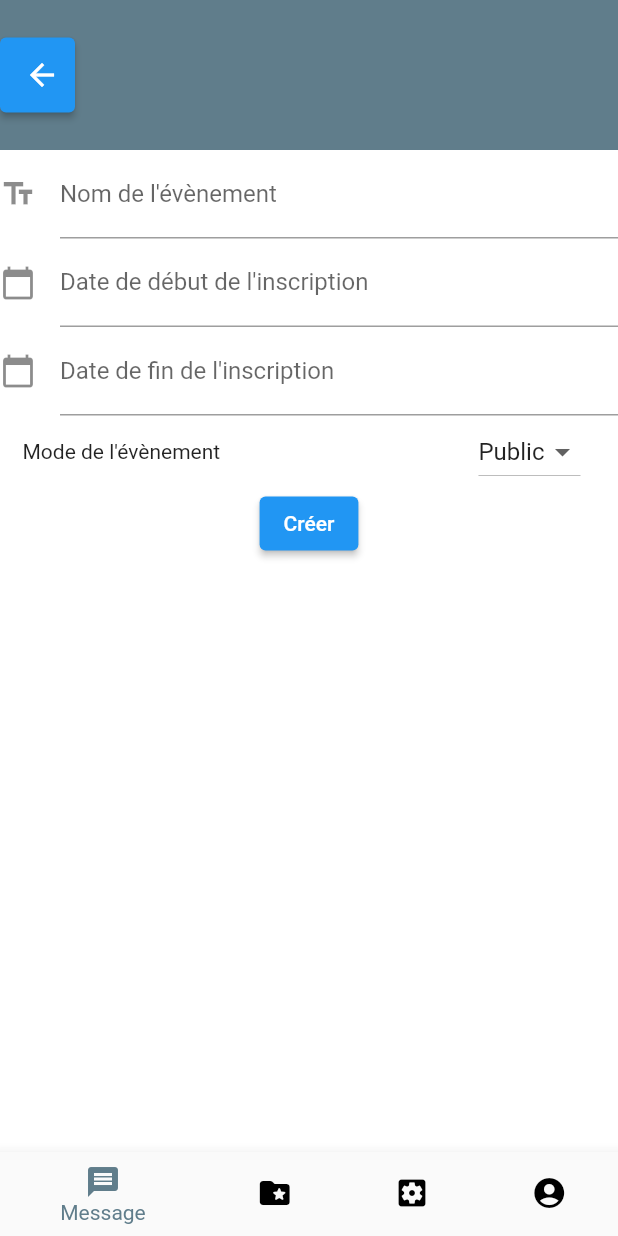
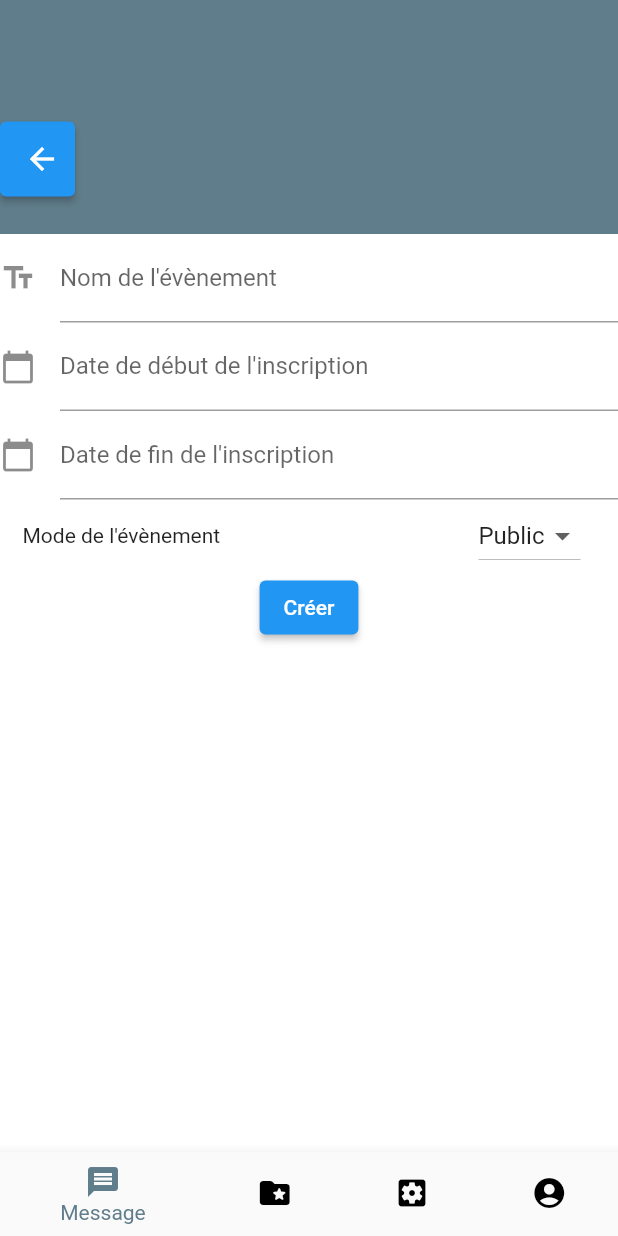
Before and after one commit to ZephirSD/MessageHDM, a Flutter app: the EventContainerAccueil screen opened directly, after a tap on the "add" icon, on a phone screen of 412 x 824 dp. Run offline on Flutter 3.47's test engine with Material 2 defaults, Android fonts, the phone set to English and light mode, and no system bars.

Commit message:
Ajout de l'appBar pour le SafeArea

```diff
--- a/lib/Pages/EvenementAccueil.dart
+++ b/lib/Pages/EvenementAccueil.dart
@@ -42,6 +42,10 @@ class _EventContainerAccueilState extends State<EventContainerAccueil> {
         bottomNavigationBar: NavHomeBottom(
           _selectedIndex,
           changeSelect: () => changeSelect,
+        ),
+        appBar: AppBar(
+          backgroundColor: Colors.transparent,
+          shadowColor: Colors.transparent,
         ),
         body: Column(
           children: [
--- a/lib/Pages/NewEvenement.dart
+++ b/lib/Pages/NewEvenement.dart
@@ -50,6 +50,10 @@ class _NewEventContainerState extends State<NewEventContainer> {
       backgroundColor: Colors.blueGrey,
       bottomNavigationBar: NavHomeBottom(
         _selectedIndex,
+      ),
+      appBar: AppBar(
+        backgroundColor: Colors.transparent,
+        shadowColor: Colors.transparent,
       ),
       body: Column(
         children: [
```
